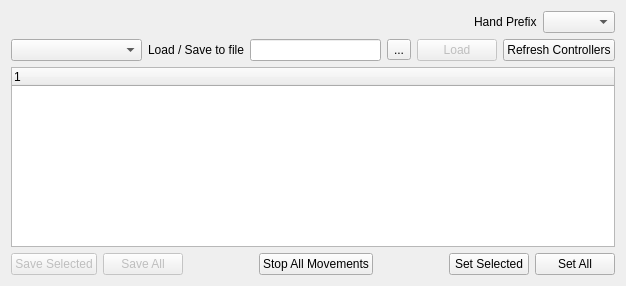
First picture: the form in basic/sr_gui_controller_tuner/uis/SrGuiControllerTuner.ui, repository shadow-robot/sr-visualization, before the edit.
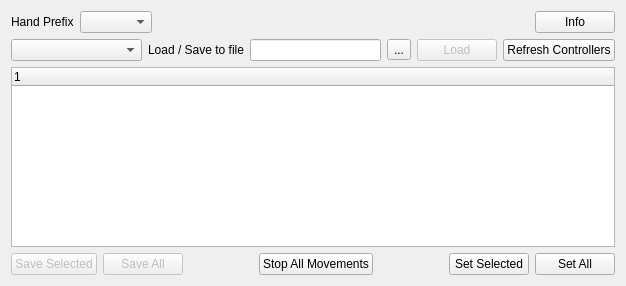
Second picture: the form after the edit.

Commit message: adding info to hand tuning plugin

```diff
--- a/basic/sr_gui_controller_tuner/uis/SrGuiControllerTuner.ui
+++ b/basic/sr_gui_controller_tuner/uis/SrGuiControllerTuner.ui
@@ -33,7 +33,17 @@
           <number>0</number>
          </property>
          <item>
-          <spacer name="horizontalSpacer_3">
+          <widget class="QLabel" name="label_2">
+           <property name="text">
+            <string>Hand Prefix</string>
+           </property>
+          </widget>
+         </item>
+         <item>
+          <widget class="QComboBox" name="select_prefix"/>
+         </item>
+         <item>
+          <spacer name="horizontalSpacer_4">
            <property name="orientation">
             <enum>Qt::Horizontal</enum>
            </property>
@@ -46,15 +56,12 @@
           </spacer>
          </item>
          <item>
-          <widget class="QLabel" name="label_2">
+          <widget class="QPushButton" name="information_btn">
            <property name="text">
-            <string>Hand Prefix</string>
+            <string>Info</string>
            </property>
           </widget>
          </item>
-         <item>
-          <widget class="QComboBox" name="select_prefix"/>
-         </item>
         </layout>
        </item>
        <item>
```
The commit also changes 1 other file.
